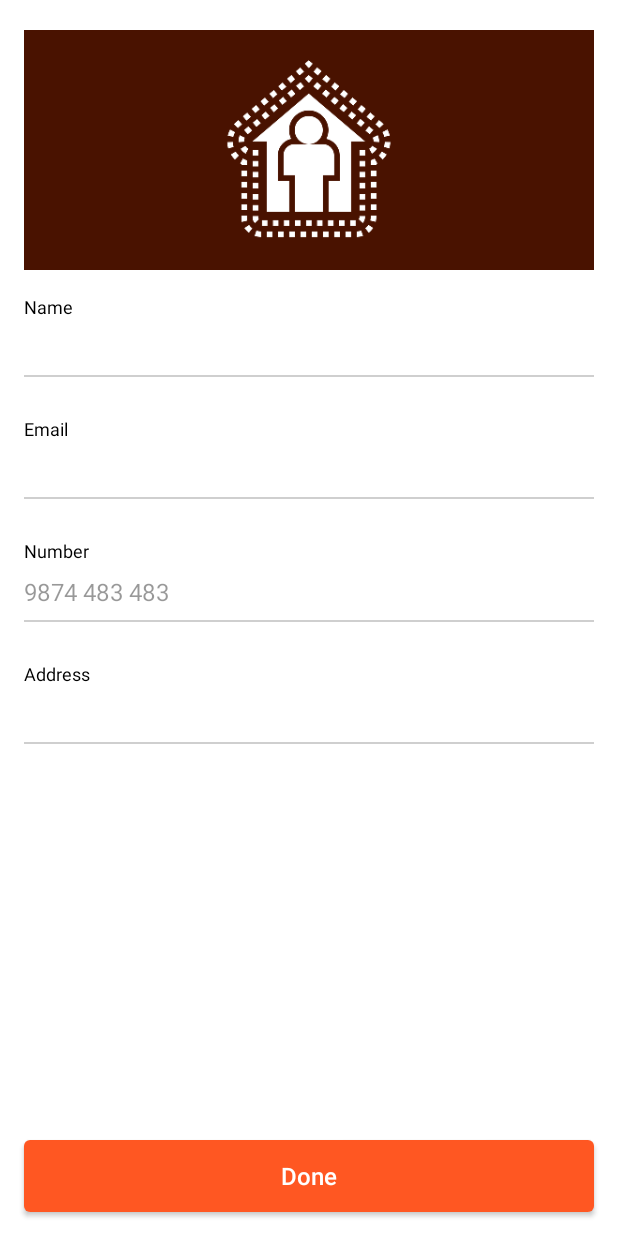
After one commit to KashyapBhat/QuarantineMe, an Android app: the layout fragment_profile.xml on its own in the app's theme, with its tools: preview values and no code run, on a phone screen of 412 x 824 dp. The commit adds this screen. Run offline under Robolectric (Android 15) with nearby library versions, the phone set to English and light mode, and no system bars.

Commit message:
--- profile fragment added --- loading anims handled

```diff
--- a/app/src/main/java/kashyap/in/yajurvedaproject/base/BaseActivity.kt
+++ b/app/src/main/java/kashyap/in/yajurvedaproject/base/BaseActivity.kt
@@ -75,10 +75,11 @@ abstract class BaseActivity : AppCompatActivity(), NetworkReceiver.NetworkChange
     fun initView() {
         hideProgress()
         locationFetcher = LocationUtils(this, this)
-        getQuarantineDataFromFb()
+//        getQuarantineDataFromFb()
     }
 
     private fun getQuarantineDataFromFb() {
+        showProgress()
         val database = FirebaseDatabase.getInstance()
         val myRef = database.getReference("quarantine")
         myRef.addValueEventListener(object : ValueEventListener {
@@ -86,6 +87,7 @@ abstract class BaseActivity : AppCompatActivity(), NetworkReceiver.NetworkChange
             override fun onDataChange(dataSnapshot: DataSnapshot) {
                 val value: HashMap<*, *>? = dataSnapshot.value as HashMap<*, *>?
                 quarantine = getJsonFromHashmap(value)
+                hideProgress()
             }
 
             override fun onCancelled(error: DatabaseError) {
--- a/app/src/main/java/kashyap/in/yajurvedaproject/base/BaseFragment.kt
+++ b/app/src/main/java/kashyap/in/yajurvedaproject/base/BaseFragment.kt
@@ -53,8 +53,8 @@ abstract class BaseFragment : Fragment() {
             override fun onDataChange(dataSnapshot: DataSnapshot) {
                 val value: HashMap<*, *>? = dataSnapshot.value as HashMap<*, *>?
                 quarantine = getJsonFromHashmap(value)
+                afterFBDataFetch()
                 hideProgress()
-                afterFBDataFetch()
             }
 
             override fun onCancelled(error: DatabaseError) {
--- a/app/src/main/java/kashyap/in/yajurvedaproject/common/Constants.kt
+++ b/app/src/main/java/kashyap/in/yajurvedaproject/common/Constants.kt
@@ -47,6 +47,8 @@ const val LONGITUDE = "Longitude"
 const val COUNT_DOWN_START_TIME = "countDownStartTime"
 const val USER_PHONE_NUMBER = "UserPhoneNumber"
 const val USER_ID = "UserID"
+const val USER_NAME = "UserName"
+const val USER_EMAIL = "UserEmail"
 
 
 //View related
--- a/app/src/main/java/kashyap/in/yajurvedaproject/info/InfoAdapter.java
+++ b/app/src/main/java/kashyap/in/yajurvedaproject/info/InfoAdapter.java
@@ -55,7 +55,7 @@ public class InfoAdapter extends RecyclerView.Adapter<InfoAdapter.MyViewHolder>
         Glide.with(context)
                 .load(information.getImageUrl())
                 .placeholder(R.drawable.splash)
-                .centerCrop()
+                .centerInside()
                 .into(holder.ivInfoImage);
         holder.tvInfoHeader.setText(information.getHeader());
         holder.tvInfoDesc.setText(information.getDesc());
--- a/app/src/main/java/kashyap/in/yajurvedaproject/notifications/NotificationFragment.kt
+++ b/app/src/main/java/kashyap/in/yajurvedaproject/notifications/NotificationFragment.kt
@@ -19,7 +19,6 @@ class NotificationFragment : BaseFragment() {
         fun newInstance() =
             NotificationFragment().apply {
                 arguments = Bundle().apply {
-                    putParcelable(QUARANTINE_DATA, quarantine)
                 }
             }
     }
--- a/app/src/main/java/kashyap/in/yajurvedaproject/quarantine/BannerAdapter.java
+++ b/app/src/main/java/kashyap/in/yajurvedaproject/quarantine/BannerAdapter.java
@@ -49,7 +49,7 @@ public class BannerAdapter extends RecyclerView.Adapter<BannerAdapter.MyViewHold
         Glide.with(context)
                 .load(url)
                 .placeholder(R.drawable.splash)
-                .fitCenter()
+                .centerCrop()
                 .into(holder.ivBanner);
     }
 
--- a/app/src/main/java/kashyap/in/yajurvedaproject/userseperation/SuccessFragment.kt
+++ b/app/src/main/java/kashyap/in/yajurvedaproject/userseperation/SuccessFragment.kt
@@ -38,10 +38,10 @@ class SuccessFragment : BaseFragment() {
     override fun onViewCreated(view: View, savedInstanceState: Bundle?) {
         super.onViewCreated(view, savedInstanceState)
         btSuccess.setOnClickListener {
-            getActivity()?.let { it1 -> GeneralUtils.openQActivity(it1) }
+            getActivity()?.let { it1 -> GeneralUtils.openQActivity(it1, 0) }
         }
         ivCross.setOnClickListener {
-            getActivity()?.let { it1 -> GeneralUtils.openQActivity(it1) }
+            getActivity()?.let { it1 -> GeneralUtils.openQActivity(it1, 0) }
         }
     }
 
--- /dev/null
+++ b/app/src/main/res/layout/fragment_profile.xml
@@ -0,0 +1,149 @@
+<?xml version="1.0" encoding="utf-8"?>
+<RelativeLayout xmlns:android="http://schemas.android.com/apk/res/android"
+    xmlns:app="http://schemas.android.com/apk/res-auto"
+    xmlns:tools="http://schemas.android.com/tools"
+    android:layout_width="match_parent"
+    android:layout_height="match_parent"
+    android:background="@color/white"
+    android:orientation="vertical">
+
+    <Button
+        android:id="@+id/enrollNow"
+        style="@style/Button"
+        android:layout_width="match_parent"
+        android:layout_height="wrap_content"
+        android:layout_alignParentBottom="true"
+        android:text="Done" />
+
+    <androidx.core.widget.NestedScrollView
+        android:layout_width="match_parent"
+        android:layout_height="wrap_content"
+        android:layout_above="@id/enrollNow"
+        android:layout_alignParentTop="true"
+        android:layout_marginStart="@dimen/_16dp"
+        android:layout_marginTop="@dimen/_20dp"
+        android:layout_marginEnd="@dimen/_16dp"
+        android:fillViewport="true"
+        android:scrollbars="none"
+        app:layout_behavior="@string/appbar_scrolling_view_behavior">
+
+        <LinearLayout
+            android:layout_width="match_parent"
+            android:layout_height="wrap_content"
+            android:orientation="vertical">
+
+            <RelativeLayout
+                android:id="@+id/relativeLayout"
+                android:layout_width="match_parent"
+                android:layout_height="160dp"
+                android:background="@color/darkestPrimaryColor"
+                android:orientation="horizontal">
+
+                <ImageView
+                    android:layout_width="120dp"
+                    android:layout_height="120dp"
+                    android:layout_centerHorizontal="true"
+                    android:layout_centerVertical="true"
+                    android:src="@drawable/splash"
+                    android:tint="@color/white" />
+
+            </RelativeLayout>
+
+            <TextView
+                android:id="@+id/tvName"
+                style="@style/EditTextTitle"
+                android:layout_width="wrap_content"
+                android:layout_height="wrap_content"
+                android:text="Name" />
+
+            <EditText
+                android:id="@+id/etName"
+                style="@style/EditText"
+                android:layout_width="match_parent"
+                android:layout_height="wrap_content"
+                android:imeOptions="actionNext"
+                android:inputType="textCapWords"
+                android:singleLine="true">
+
+                <requestFocus />
+            </EditText>
+
+            <View
+                android:id="@+id/nameDivider"
+                android:layout_width="match_parent"
+                android:layout_height="1dp"
+                android:layout_marginTop="8dp"
+                android:layout_marginBottom="@dimen/_10dp"
+                android:background="@color/grey" />
+
+            <TextView
+                android:id="@+id/tvEmail"
+                style="@style/EditTextTitle"
+                android:layout_width="wrap_content"
+                android:layout_height="wrap_content"
+                android:text="Email" />
+
+            <EditText
+                android:id="@+id/etEmail"
+                style="@style/EditText"
+                android:layout_width="match_parent"
+                android:layout_height="wrap_content"
+                android:imeOptions="actionDone"
+                android:inputType="textEmailAddress"
+                android:singleLine="true" />
+
+            <View
+                android:id="@+id/emailDivider"
+
+                android:layout_width="match_parent"
+                android:layout_height="1dp"
+                android:layout_marginTop="8dp"
+                android:layout_marginBottom="@dimen/_10dp"
+                android:background="@color/grey" />
+
+            <TextView
+                android:id="@+id/tvPhone"
+                style="@style/EditTextTitle"
+                android:layout_width="wrap_content"
+                android:layout_height="wrap_content"
+                android:text="Number" />
+
+            <EditText
+                android:id="@+id/etPhone"
+                style="@style/FilledEditText"
+                android:layout_width="match_parent"
+                android:layout_height="wrap_content"
+                tools:text="9874 483 483" />
+
+            <View
+                android:id="@+id/phoneDivider"
+
+                android:layout_width="match_parent"
+                android:layout_height="1dp"
+                android:layout_marginTop="8dp"
+                android:layout_marginBottom="@dimen/_10dp"
+                android:background="@color/grey" />
+
+            <TextView
+                android:id="@+id/tvAddressName"
+                style="@style/EditTextTitle"
+                android:layout_width="wrap_content"
+                android:layout_height="wrap_content"
+                android:text="Address" />
+
+            <EditText
+                android:id="@+id/etAddress"
+                style="@style/EditText"
+                android:layout_width="match_parent"
+                android:layout_height="wrap_content" />
+
+            <View
+                android:id="@+id/iMEIDivider"
+                android:layout_width="match_parent"
+                android:layout_height="1dp"
+                android:layout_marginTop="8dp"
+                android:layout_marginBottom="@dimen/_10dp"
+                android:background="@color/grey" />
+        </LinearLayout>
+    </androidx.core.widget.NestedScrollView>
+</RelativeLayout>
--- a/app/src/main/res/values/styles.xml
+++ b/app/src/main/res/values/styles.xml
@@ -33,6 +33,29 @@
         <item name="android:enabled">true</item>
     </style>
 
+    <style name="EditTextTitle">
+        <item name="android:layout_marginTop">@dimen/_16dp</item>
+        <item name="android:textColor">@color/black</item>
+        <item name="android:textSize">@dimen/font_12sp</item>
+    </style>
+
+    <style name="EditText">
+        <item name="android:layout_marginTop">@dimen/_8dp</item>
+        <item name="android:background">@color/white</item>
+        <item name="android:textColor">@color/black</item>
+        <item name="android:textSize">@dimen/_15dp</item>
+    </style>
+
+    <style name="FilledEditText">
+        <item name="android:alpha">0.4</item>
+        <item name="android:layout_marginTop">@dimen/_8dp</item>
+        <item name="android:background">@color/transparent</item>
+        <item name="android:textColor">@color/black</item>
+        <item name="android:textSize">@dimen/font_16sp</item>
+        <item name="android:focusable">false</item>
+        <item name="android:enabled">false</item>
+    </style>
+
     <style name="BottomNavView" parent="@style/TextAppearance.AppCompat.Caption">
         <item name="android:textSize">10sp</item>
     </style>
```
Also changed, not shown: app/src/main/java/kashyap/in/yajurvedaproject/ProfileFragment.kt (added, +100 -0 lines), app/src/main/java/kashyap/in/yajurvedaproject/quarantine/QuarantineActivity.kt (+7 -2 lines), app/src/main/java/kashyap/in/yajurvedaproject/quarantine/QuarantinedHomeFragment.kt (+20 -3 lines), app/src/main/java/kashyap/in/yajurvedaproject/splash/SplashActivity.kt (+4 -4 lines), app/src/main/java/kashyap/in/yajurvedaproject/utils/GeneralUtils.kt (+6 -3 lines), app/src/main/res/layout/item_info.xml (+3 -7 lines).
